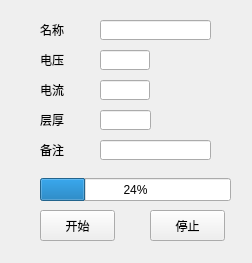
Before: the Qt Designer form ZCIPS/CTScan/NewLineDetAirTuneDialog.ui in maozi2327/ZCIPS, drawn with Qt 5.
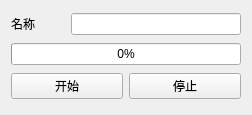
After: the same form once the commit is applied.

What changed in the file:
```diff
--- a/ZCIPS/CTScan/NewLineDetAirTuneDialog.ui
+++ b/ZCIPS/CTScan/NewLineDetAirTuneDialog.ui
@@ -7,23 +7,19 @@
     <x>0</x>
     <y>0</y>
     <width>252</width>
-    <height>263</height>
+    <height>115</height>
    </rect>
   </property>
   <property name="windowTitle">
    <string>NewLineDetAirTuneDialog</string>
   </property>
-  <widget class="QLabel" name="label_53">
-   <property name="geometry">
-    <rect>
-     <x>40</x>
-     <y>50</y>
-     <width>54</width>
-     <height>20</height>
-    </rect>
-   </property>
+  <layout class="QVBoxLayout" name="verticalLayout">
+   <item>
+    <layout class="QHBoxLayout" name="horizontalLayout_2">
+     <item>
+      <widget class="QLabel" name="label_54">
    <property name="sizePolicy">
-    <sizepolicy hsizetype="Minimum" vsizetype="Preferred">
+        <sizepolicy hsizetype="Preferred" vsizetype="Preferred">
      <horstretch>0</horstretch>
      <verstretch>0</verstretch>
     </sizepolicy>
@@ -41,102 +37,50 @@
     </size>
    </property>
    <property name="text">
-    <string>电压</string>
-   </property>
-  </widget>
-  <widget class="QLabel" name="label">
-   <property name="geometry">
-    <rect>
-     <x>40</x>
-     <y>80</y>
-     <width>54</width>
-     <height>20</height>
-    </rect>
-   </property>
-   <property name="minimumSize">
-    <size>
-     <width>54</width>
-     <height>0</height>
-    </size>
-   </property>
-   <property name="maximumSize">
-    <size>
-     <width>54</width>
-     <height>16777215</height>
-    </size>
-   </property>
+        <string>名称</string>
+       </property>
+      </widget>
+     </item>
+     <item>
+      <widget class="QLineEdit" name="nameLineEdit">
+       <property name="sizePolicy">
+        <sizepolicy hsizetype="Preferred" vsizetype="Fixed">
+         <horstretch>0</horstretch>
+         <verstretch>0</verstretch>
+        </sizepolicy>
+       </property>
    <property name="text">
-    <string>电流</string>
-   </property>
-  </widget>
-  <widget class="QLineEdit" name="voltageLineEdit">
-   <property name="geometry">
-    <rect>
-     <x>100</x>
-     <y>50</y>
-     <width>50</width>
-     <height>20</height>
-    </rect>
-   </property>
-   <property name="minimumSize">
-    <size>
-     <width>50</width>
-     <height>0</height>
-    </size>
-   </property>
-   <property name="maximumSize">
-    <size>
-     <width>50</width>
-     <height>16777215</height>
-    </size>
-   </property>
-  </widget>
-  <widget class="QLineEdit" name="currentLineEdit">
-   <property name="geometry">
-    <rect>
-     <x>100</x>
-     <y>80</y>
-     <width>50</width>
-     <height>20</height>
-    </rect>
-   </property>
-   <property name="minimumSize">
-    <size>
-     <width>50</width>
-     <height>0</height>
-    </size>
-   </property>
-   <property name="maximumSize">
-    <size>
-     <width>50</width>
-     <height>16777215</height>
-    </size>
-   </property>
-  </widget>
+        <string/>
+       </property>
+      </widget>
+     </item>
+    </layout>
+   </item>
+   <item>
   <widget class="QProgressBar" name="progressBar">
-   <property name="geometry">
-    <rect>
-     <x>40</x>
-     <y>178</y>
-     <width>191</width>
-     <height>23</height>
-    </rect>
+     <property name="sizePolicy">
+      <sizepolicy hsizetype="Preferred" vsizetype="Fixed">
+       <horstretch>0</horstretch>
+       <verstretch>0</verstretch>
+      </sizepolicy>
    </property>
    <property name="value">
-    <number>24</number>
+      <number>0</number>
    </property>
    <property name="alignment">
     <set>Qt::AlignCenter</set>
    </property>
   </widget>
+   </item>
+   <item>
+    <layout class="QHBoxLayout" name="horizontalLayout">
+     <item>
   <widget class="QPushButton" name="startButton">
-   <property name="geometry">
-    <rect>
-     <x>40</x>
-     <y>210</y>
-     <width>75</width>
-     <height>31</height>
-    </rect>
+       <property name="sizePolicy">
+        <sizepolicy hsizetype="Preferred" vsizetype="Fixed">
+         <horstretch>0</horstretch>
+         <verstretch>0</verstretch>
+        </sizepolicy>
    </property>
    <property name="text">
     <string>开始</string>
@@ -145,14 +89,14 @@
     <bool>false</bool>
    </property>
   </widget>
+     </item>
+     <item>
   <widget class="QPushButton" name="stopButton">
-   <property name="geometry">
-    <rect>
-     <x>150</x>
-     <y>210</y>
-     <width>75</width>
-     <height>31</height>
-    </rect>
+       <property name="sizePolicy">
+        <sizepolicy hsizetype="Preferred" vsizetype="Fixed">
+         <horstretch>0</horstretch>
+         <verstretch>0</verstretch>
+        </sizepolicy>
    </property>
    <property name="text">
     <string>停止</string>
@@ -161,120 +105,10 @@
     <bool>false</bool>
    </property>
   </widget>
-  <widget class="QLabel" name="label_54">
-   <property name="geometry">
-    <rect>
-     <x>40</x>
-     <y>20</y>
-     <width>54</width>
-     <height>20</height>
-    </rect>
-   </property>
-   <property name="sizePolicy">
-    <sizepolicy hsizetype="Minimum" vsizetype="Preferred">
-     <horstretch>0</horstretch>
-     <verstretch>0</verstretch>
-    </sizepolicy>
-   </property>
-   <property name="minimumSize">
-    <size>
-     <width>54</width>
-     <height>0</height>
-    </size>
-   </property>
-   <property name="maximumSize">
-    <size>
-     <width>54</width>
-     <height>16777215</height>
-    </size>
-   </property>
-   <property name="text">
-    <string>名称</string>
-   </property>
-  </widget>
-  <widget class="QLineEdit" name="nameLineEdit">
-   <property name="geometry">
-    <rect>
-     <x>100</x>
-     <y>20</y>
-     <width>111</width>
-     <height>20</height>
-    </rect>
-   </property>
-   <property name="text">
-    <string/>
-   </property>
-  </widget>
-  <widget class="QLabel" name="label_3">
-   <property name="geometry">
-    <rect>
-     <x>40</x>
-     <y>110</y>
-     <width>54</width>
-     <height>20</height>
-    </rect>
-   </property>
-   <property name="minimumSize">
-    <size>
-     <width>54</width>
-     <height>0</height>
-    </size>
-   </property>
-   <property name="maximumSize">
-    <size>
-     <width>54</width>
-     <height>16777215</height>
-    </size>
-   </property>
-   <property name="text">
-    <string>层厚</string>
-   </property>
-  </widget>
-  <widget class="QLineEdit" name="ct3LayerThickness_2">
-   <property name="geometry">
-    <rect>
-     <x>100</x>
-     <y>110</y>
-     <width>51</width>
-     <height>20</height>
-    </rect>
-   </property>
-  </widget>
-  <widget class="QLabel" name="label_4">
-   <property name="geometry">
-    <rect>
-     <x>40</x>
-     <y>140</y>
-     <width>54</width>
-     <height>20</height>
-    </rect>
-   </property>
-   <property name="minimumSize">
-    <size>
-     <width>54</width>
-     <height>0</height>
-    </size>
-   </property>
-   <property name="maximumSize">
-    <size>
-     <width>54</width>
-     <height>16777215</height>
-    </size>
-   </property>
-   <property name="text">
-    <string>备注</string>
-   </property>
-  </widget>
-  <widget class="QLineEdit" name="comentEdit">
-   <property name="geometry">
-    <rect>
-     <x>100</x>
-     <y>140</y>
-     <width>111</width>
-     <height>20</height>
-    </rect>
-   </property>
-  </widget>
+     </item>
+    </layout>
+   </item>
+  </layout>
  </widget>
  <layoutdefault spacing="6" margin="11"/>
  <resources/>
```
Left out of the diff: 2 changed lines with no effect on the pictures. Lines whose indentation alone changed are shown as unchanged.
